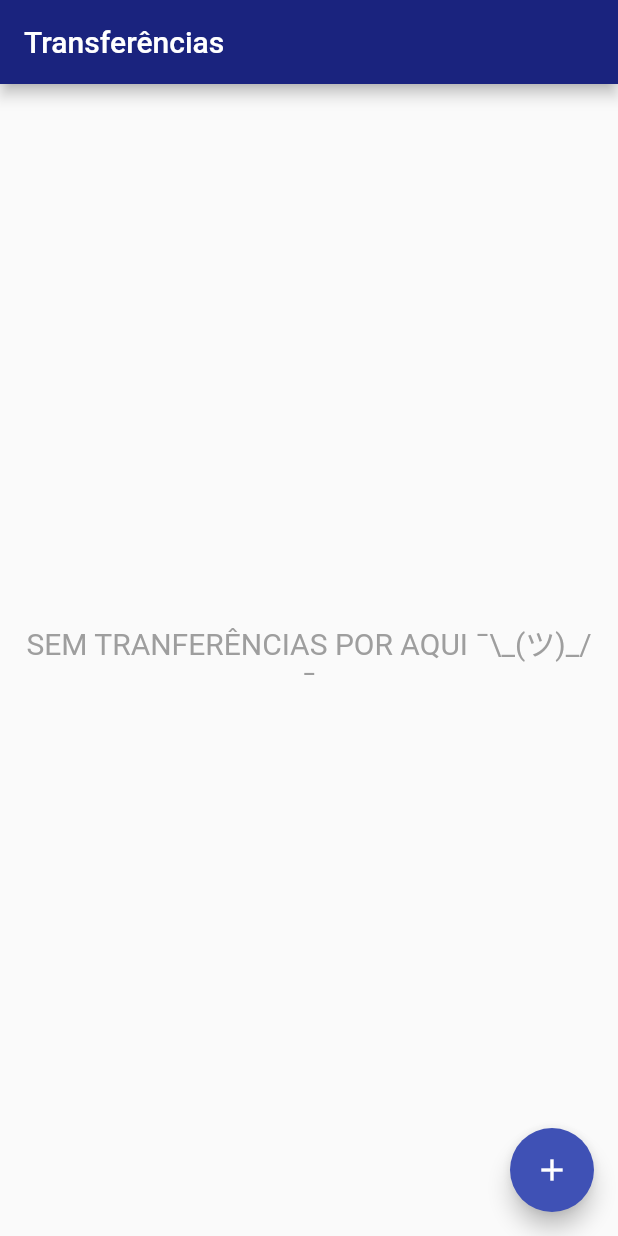
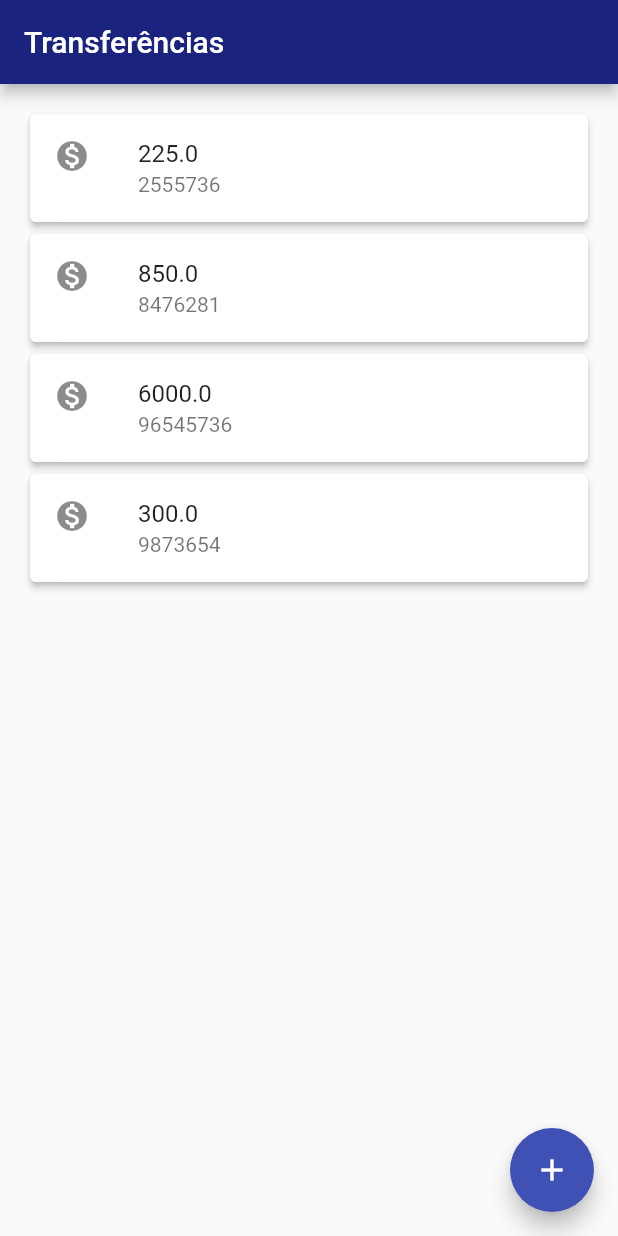
Before and after one commit to EwertonMendes/bytebank, a Flutter app: the screen it shows after launch, on a phone screen of 412 x 824 dp. Run offline on Flutter 3.47's test engine with Material 2 defaults, Android fonts, the phone set to English and light mode, and no system bars.

Commit message:
feat: Pega transferencias do json

```diff
--- /dev/null
+++ b/lib/db/database.json
@@ -0,0 +1,26 @@
+[
+    {
+        "id": 1,
+        "accountNumber": "2555736",
+        "value": "225",
+        "status": "processing"
+    },
+    {
+        "id": 2,
+        "accountNumber": "8476281",
+        "value": "850",
+        "status": "completed"
+    },
+    {
+        "id": 3,
+        "accountNumber": "96545736",
+        "value": "6000",
+        "status": "processing"
+    },
+    {
+        "id": 4,
+        "accountNumber": "9873654",
+        "value": "300",
+        "status": "canceled"
+    }
+]
--- a/lib/screens/transferencia/lista.dart
+++ b/lib/screens/transferencia/lista.dart
@@ -1,9 +1,15 @@
 import 'package:flutter/material.dart';
-
+import 'dart:convert';
+import 'dart:io';
 import '../../models/transferencia.dart';
 import 'formulario.dart';
+import 'package:flutter/services.dart' show rootBundle;
 
 class ListaTransferencias extends StatefulWidget {
+  Future<String> getJson() async {
+    return await rootBundle.loadString('assets/transferencias.json');
+  }
+
   final List<Transferencia> _transferencias = <Transferencia>[];
 
   @override
@@ -13,6 +19,28 @@ class ListaTransferencias extends StatefulWidget {
 }
 
 class ListaTransferenciasState extends State<ListaTransferencias> {
+  Future<List> readJson() async {
+    final String response = await rootBundle.loadString('lib/db/database.json');
+    final data = await json.decode(response);
+    return data;
+  }
+
+  @override
+  void initState() {
+    super.initState();
+    readJson().then(
+      (value) => setState(
+        () {
+          for (var item in value) {
+            widget._transferencias.add(Transferencia(
+              double.parse(item['value']),
+              int.parse(item['accountNumber'])));
+          }
+        },
+      ),
+    );
+  }
+
   Widget emptableList(List list, BuildContext context) {
     return list.isNotEmpty
         ? ListView.builder(
@@ -29,7 +57,7 @@ class ListaTransferenciasState extends State<ListaTransferencias> {
                 textAlign: TextAlign.center,
                 style: TextStyle(
                   fontSize: 20,
-                  color:Colors.grey,
+                  color: Colors.grey,
                 ),
               ),
             ),
--- a/pubspec.yaml
+++ b/pubspec.yaml
@@ -58,9 +58,8 @@ flutter:
   uses-material-design: true
 
   # To add assets to your application, add an assets section, like this:
-  # assets:
-  #   - images/a_dot_burr.jpeg
-  #   - images/a_dot_ham.jpeg
+  assets:
+    - lib/db/database.json
 
   # An image asset can refer to one or more resolution-specific "variants", see
   # https://flutter.dev/assets-and-images/#resolution-aware.
```
